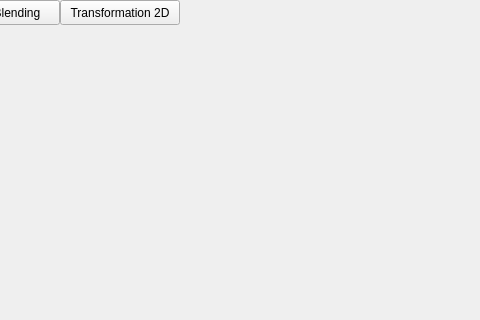
Qt form mainwindow.ui (RafikFafik/miniGimp) before a commit; both pictures show x 180 to 660 and y 0 to 320 of the 1000 by 700 pixel window.
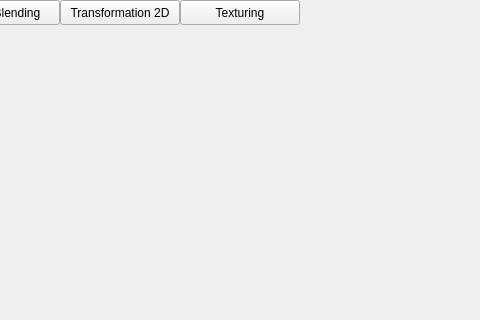
The same form after that commit.

```diff
--- a/mainwindow.ui
+++ b/mainwindow.ui
@@ -69,6 +69,19 @@
      <string>Transformation 2D</string>
     </property>
    </widget>
+   <widget class="QPushButton" name="texturing">
+    <property name="geometry">
+     <rect>
+      <x>360</x>
+      <y>0</y>
+      <width>120</width>
+      <height>25</height>
+     </rect>
+    </property>
+    <property name="text">
+     <string>Texturing</string>
+    </property>
+   </widget>
   </widget>
   <action name="actionexit">
    <property name="text">
```
